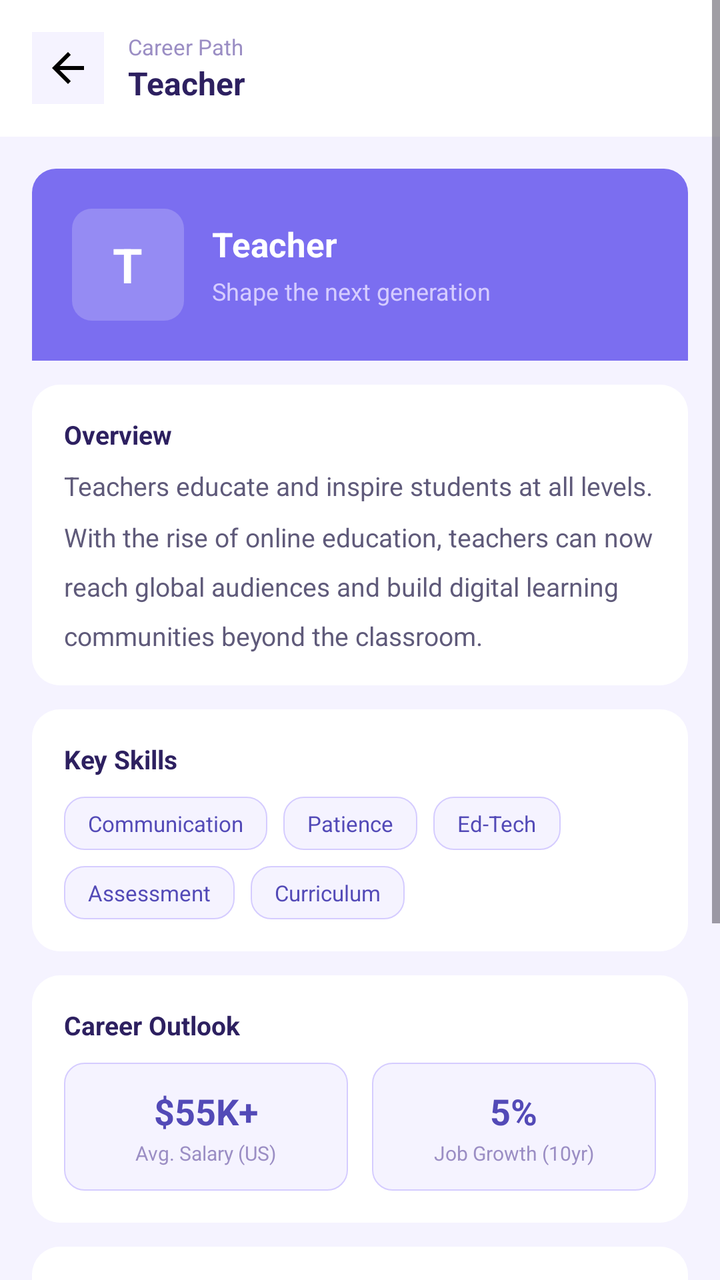
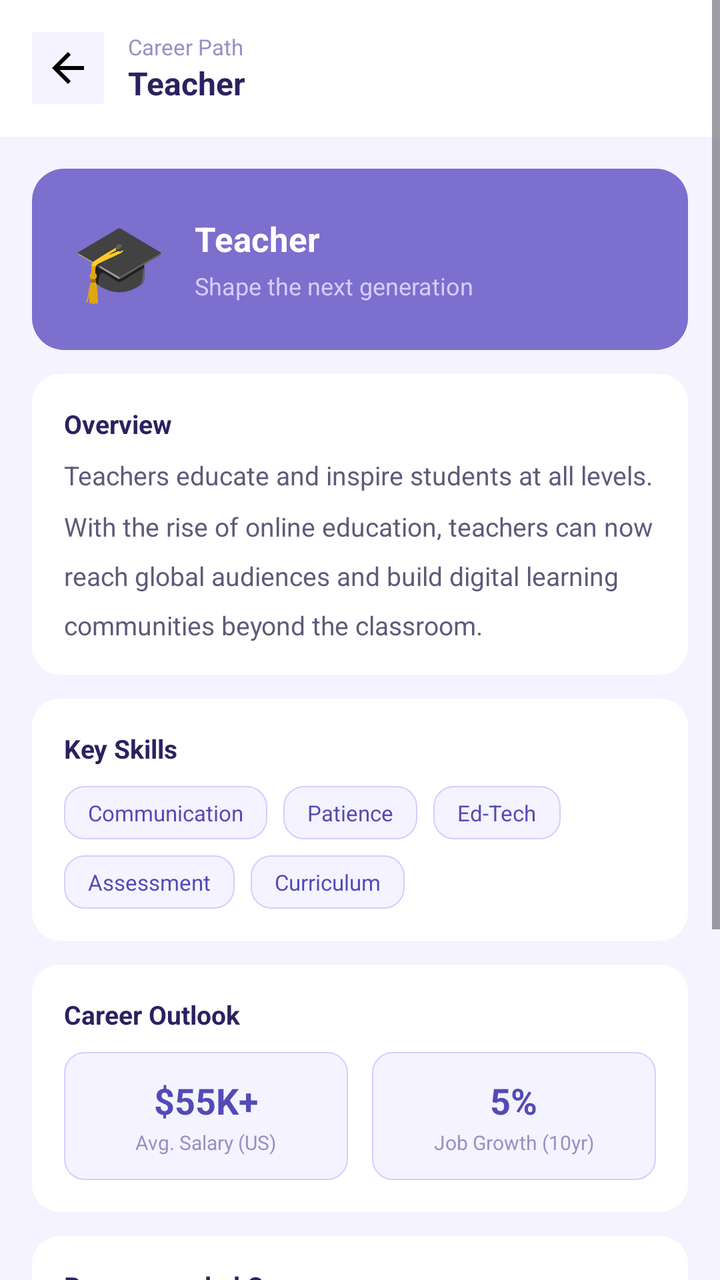

The first picture is an Android layout as it rendered before a commit; the second is the same layout after the commit. The layout source and the unified diff follow.
<!-- AndroidManifest.xml: application theme Theme.Mind2Career -->
<!-- res/layout/activity_teacher.xml -->
<?xml version="1.0" encoding="utf-8"?>
<ScrollView
    xmlns:android="http://schemas.android.com/apk/res/android"
    xmlns:app="http://schemas.android.com/apk/res-auto"
    android:id="@+id/main"
    android:layout_width="match_parent"
    android:layout_height="match_parent"
    android:background="#F5F3FF"
    android:fillViewport="true">

    <LinearLayout
        android:layout_width="match_parent"
        android:layout_height="wrap_content"
        android:orientation="vertical">

        
        <LinearLayout
            android:layout_width="match_parent"
            android:layout_height="wrap_content"
            android:background="#FFFFFF"
            android:orientation="horizontal"
            android:padding="16dp"
            android:gravity="center_vertical">

            <ImageButton
                android:id="@+id/btnBack"
                android:layout_width="36dp"
                android:layout_height="36dp"
                android:background="#F5F3FF"
                android:src="@drawable/baseline_arrow_back_24"
                android:padding="6dp"
                android:contentDescription="Back"/>

            <LinearLayout
                android:layout_width="0dp"
                android:layout_height="wrap_content"
                android:layout_weight="1"
                android:layout_marginStart="12dp"
                android:orientation="vertical">

                <TextView
                    android:layout_width="wrap_content"
                    android:layout_height="wrap_content"
                    android:text="Career Path"
                    android:textSize="11sp"
                    android:textColor="#9B8EC4"/>

                <TextView
                    android:layout_width="wrap_content"
                    android:layout_height="wrap_content"
                    android:text="Teacher"
                    android:textSize="16sp"
                    android:textStyle="bold"
                    android:textColor="#2D2060"/>
            </LinearLayout>
        </LinearLayout>

        <LinearLayout
            android:layout_width="match_parent"
            android:layout_height="wrap_content"
            android:orientation="vertical"
            android:padding="16dp">

            
            <LinearLayout
                android:layout_width="match_parent"
                android:layout_height="wrap_content"
                android:background="@drawable/herocard"
                android:orientation="horizontal"
                android:padding="20dp"
                android:gravity="center_vertical"
                android:layout_marginBottom="12dp">

                <LinearLayout
                    android:layout_width="56dp"
                    android:layout_height="56dp"
                    android:background="@drawable/heroicon"
                    android:gravity="center">

                    <TextView
                        android:layout_width="wrap_content"
                        android:layout_height="wrap_content"
                        android:text="T"
                        android:textSize="24sp"
                        android:textStyle="bold"
                        android:textColor="#FFFFFF"/>
                </LinearLayout>

                <LinearLayout
                    android:layout_width="0dp"
                    android:layout_height="wrap_content"
                    android:layout_weight="1"
                    android:layout_marginStart="14dp"
                    android:orientation="vertical">

                    <TextView
                        android:layout_width="wrap_content"
                        android:layout_height="wrap_content"
                        android:text="Teacher"
                        android:textSize="17sp"
                        android:textStyle="bold"
                        android:textColor="#FFFFFF"/>

                    <TextView
                        android:layout_width="wrap_content"
                        android:layout_height="wrap_content"
                        android:text="Shape the next generation"
                        android:textSize="12sp"
                        android:textColor="#D5CCFF"
                        android:layout_marginTop="4dp"/>
                </LinearLayout>
            </LinearLayout>

            
            <androidx.cardview.widget.CardView
                android:layout_width="match_parent"
                android:layout_height="wrap_content"
                android:layout_marginBottom="12dp"
                app:cardCornerRadius="14dp"
                app:cardElevation="0dp">

                <LinearLayout
                    android:layout_width="match_parent"
                    android:layout_height="wrap_content"
                    android:background="#FFFFFF"
                    android:orientation="vertical"
                    android:padding="16dp">

                    <TextView
                        android:layout_width="wrap_content"
                        android:layout_height="wrap_content"
                        android:text="Overview"
                        android:textSize="13sp"
                        android:textStyle="bold"
                        android:textColor="#2D2060"
                        android:layout_marginBottom="8dp"/>

                    <TextView
                        android:layout_width="match_parent"
                        android:layout_height="wrap_content"
                        android:text="Teachers educate and inspire students at all levels. With the rise of online education, teachers can now reach global audiences and build digital learning communities beyond the classroom."
                        android:textSize="13sp"
                        android:textColor="#5F5A7A"
                        android:lineSpacingMultiplier="1.6"/>
                </LinearLayout>
            </androidx.cardview.widget.CardView>

            
            <androidx.cardview.widget.CardView
                android:layout_width="match_parent"
                android:layout_height="wrap_content"
                android:layout_marginBottom="12dp"
                app:cardCornerRadius="14dp"
                app:cardElevation="0dp">

                <LinearLayout
                    android:layout_width="match_parent"
                    android:layout_height="wrap_content"
                    android:background="#FFFFFF"
                    android:orientation="vertical"
                    android:padding="16dp">

                    <TextView
                        android:layout_width="wrap_content"
                        android:layout_height="wrap_content"
                        android:text="Key Skills"
                        android:textSize="13sp"
                        android:textStyle="bold"
                        android:textColor="#2D2060"
                        android:layout_marginBottom="10dp"/>

                    <LinearLayout
                        android:layout_width="match_parent"
                        android:layout_height="wrap_content"
                        android:orientation="horizontal"
                        android:layout_marginBottom="8dp">

                        <TextView
                            android:layout_width="wrap_content"
                            android:layout_height="wrap_content"
                            android:text="Communication"
                            android:textSize="11sp"
                            android:textColor="#534AB7"
                            android:background="@drawable/courseitem"
                            android:paddingStart="12dp"
                            android:paddingEnd="12dp"
                            android:paddingTop="6dp"
                            android:paddingBottom="6dp"
                            android:layout_marginEnd="8dp"/>

                        <TextView
                            android:layout_width="wrap_content"
                            android:layout_height="wrap_content"
                            android:text="Patience"
                            android:textSize="11sp"
                            android:textColor="#534AB7"
                            android:background="@drawable/courseitem"
                            android:paddingStart="12dp"
                            android:paddingEnd="12dp"
                            android:paddingTop="6dp"
                            android:paddingBottom="6dp"
                            android:layout_marginEnd="8dp"/>

                        <TextView
                            android:layout_width="wrap_content"
                            android:layout_height="wrap_content"
                            android:text="Ed-Tech"
                            android:textSize="11sp"
                            android:textColor="#534AB7"
                            android:background="@drawable/courseitem"
                            android:paddingStart="12dp"
                            android:paddingEnd="12dp"
                            android:paddingTop="6dp"
                            android:paddingBottom="6dp"/>
                    </LinearLayout>

                    <LinearLayout
                        android:layout_width="match_parent"
                        android:layout_height="wrap_content"
                        android:orientation="horizontal">

                        <TextView
                            android:layout_width="wrap_content"
                            android:layout_height="wrap_content"
                            android:text="Assessment"
                            android:textSize="11sp"
                            android:textColor="#534AB7"
                            android:background="@drawable/courseitem"
                            android:paddingStart="12dp"
                            android:paddingEnd="12dp"
                            android:paddingTop="6dp"
                            android:paddingBottom="6dp"
                            android:layout_marginEnd="8dp"/>

                        <TextView
                            android:layout_width="wrap_content"
                            android:layout_height="wrap_content"
                            android:text="Curriculum"
                            android:textSize="11sp"
                            android:textColor="#534AB7"
                            android:background="@drawable/courseitem"
                            android:paddingStart="12dp"
                            android:paddingEnd="12dp"
                            android:paddingTop="6dp"
                            android:paddingBottom="6dp"/>
                    </LinearLayout>
                </LinearLayout>
            </androidx.cardview.widget.CardView>

            
            <androidx.cardview.widget.CardView
                android:layout_width="match_parent"
                android:layout_height="wrap_content"
                android:layout_marginBottom="12dp"
                app:cardCornerRadius="14dp"
                app:cardElevation="0dp">

                <LinearLayout
                    android:layout_width="match_parent"
                    android:layout_height="wrap_content"
                    android:background="#FFFFFF"
                    android:orientation="vertical"
                    android:padding="16dp">

                    <TextView
                        android:layout_width="wrap_content"
                        android:layout_height="wrap_content"
                        android:text="Career Outlook"
                        android:textSize="13sp"
                        android:textStyle="bold"
                        android:textColor="#2D2060"
                        android:layout_marginBottom="10dp"/>

                    <LinearLayout
                        android:layout_width="match_parent"
                        android:layout_height="wrap_content"
                        android:orientation="horizontal"
                        android:weightSum="2">

                        <LinearLayout
                            android:layout_width="0dp"
                            android:layout_height="wrap_content"
                            android:layout_weight="1"
                            android:layout_marginEnd="6dp"
                            android:background="@drawable/courseitem"
                            android:orientation="vertical"
                            android:padding="12dp"
                            android:gravity="center">

                            <TextView
                                android:layout_width="wrap_content"
                                android:layout_height="wrap_content"
                                android:text="$55K+"
                                android:textSize="18sp"
                                android:textStyle="bold"
                                android:textColor="#534AB7"/>

                            <TextView
                                android:layout_width="wrap_content"
                                android:layout_height="wrap_content"
                                android:text="Avg. Salary (US)"
                                android:textSize="10sp"
                                android:textColor="#9B8EC4"
                                android:layout_marginTop="2dp"/>
                        </LinearLayout>

                        <LinearLayout
                            android:layout_width="0dp"
                            android:layout_height="wrap_content"
                            android:layout_weight="1"
                            android:layout_marginStart="6dp"
                            android:background="@drawable/courseitem"
                            android:orientation="vertical"
                            android:padding="12dp"
                            android:gravity="center">

                            <TextView
                                android:layout_width="wrap_content"
                                android:layout_height="wrap_content"
                                android:text="5%"
                                android:textSize="18sp"
                                android:textStyle="bold"
                                android:textColor="#534AB7"/>

                            <TextView
                                android:layout_width="wrap_content"
                                android:layout_height="wrap_content"
                                android:text="Job Growth (10yr)"
                                android:textSize="10sp"
                                android:textColor="#9B8EC4"
                                android:layout_marginTop="2dp"/>
                        </LinearLayout>
                    </LinearLayout>
                </LinearLayout>
            </androidx.cardview.widget.CardView>

            
            <androidx.cardview.widget.CardView
                android:layout_width="match_parent"
                android:layout_height="wrap_content"
                android:layout_marginBottom="16dp"
                app:cardCornerRadius="14dp"
                app:cardElevation="0dp">

                <LinearLayout
                    android:layout_width="match_parent"
                    android:layout_height="wrap_content"
                    android:background="#FFFFFF"
                    android:orientation="vertical"
                    android:padding="16dp">

                    <TextView
                        android:layout_width="wrap_content"
                        android:layout_height="wrap_content"
                        android:text="Recommended Courses"
                        android:textSize="13sp"
                        android:textStyle="bold"
                        android:textColor="#2D2060"
                        android:layout_marginBottom="10dp"/>

                    
                    <LinearLayout
                        android:id="@+id/layoutCoursera"
                        android:layout_width="match_parent"
                        android:layout_height="wrap_content"
                        android:orientation="horizontal"
                        android:background="@drawable/courseitem"
                        android:padding="10dp"
                        android:gravity="center_vertical"
                        android:layout_marginBottom="8dp">

                        <LinearLayout
                            android:layout_width="32dp"
                            android:layout_height="32dp"
                            android:background="@drawable/roadmap"
                            android:gravity="center"
                            android:layout_marginEnd="10dp">

                            <TextView
                                android:layout_width="wrap_content"
                                android:layout_height="wrap_content"
                                android:text="C"
                                android:textSize="14sp"
                                android:textStyle="bold"
                                android:textColor="#FFFFFF"/>
                        </LinearLayout>

                        <LinearLayout
                            android:layout_width="0dp"
                            android:layout_height="wrap_content"
                            android:layout_weight="1"
                            android:orientation="vertical">

                            <TextView
                                android:layout_width="wrap_content"
                                android:layout_height="wrap_content"
                                android:text="Coursera"
                                android:textSize="12sp"
                                android:textStyle="bold"
                                android:textColor="#2D2060"/>

                            <TextView
                                android:layout_width="wrap_content"
                                android:layout_height="wrap_content"
                                android:text="Foundations of Teaching"
                                android:textSize="10sp"
                                android:textColor="#9B8EC4"/>
                        </LinearLayout>

                        <TextView
                            android:layout_width="wrap_content"
                            android:layout_height="wrap_content"
                            android:text="→"
                            android:textSize="14sp"
                            android:textColor="#7C6FCD"/>
                    </LinearLayout>

                    
                    <LinearLayout
                        android:id="@+id/layoutEdx"
                        android:layout_width="match_parent"
                        android:layout_height="wrap_content"
                        android:orientation="horizontal"
                        android:background="@drawable/courseitem"
                        android:padding="10dp"
                        android:gravity="center_vertical"
                        android:layout_marginBottom="8dp">

                        <LinearLayout
                            android:layout_width="32dp"
                            android:layout_height="32dp"
                            android:background="@drawable/roadmap"
                            android:gravity="center"
                            android:layout_marginEnd="10dp">

                            <TextView
                                android:layout_width="wrap_content"
                                android:layout_height="wrap_content"
                                android:text="E"
                                android:textSize="14sp"
                                android:textStyle="bold"
                                android:textColor="#FFFFFF"/>
                        </LinearLayout>

                        <LinearLayout
                            android:layout_width="0dp"
                            android:layout_height="wrap_content"
                            android:layout_weight="1"
                            android:orientation="vertical">

                            <TextView
                                android:layout_width="wrap_content"
                                android:layout_height="wrap_content"
                                android:text="edX"
                                android:textSize="12sp"
                                android:textStyle="bold"
                                android:textColor="#2D2060"/>

                            <TextView
                                android:layout_width="wrap_content"
                                android:layout_height="wrap_content"
                                android:text="Teaching and Learning Online"
                                android:textSize="10sp"
                                android:textColor="#9B8EC4"/>
                        </LinearLayout>

                        <TextView
                            android:layout_width="wrap_content"
                            android:layout_height="wrap_content"
                            android:text="→"
                            android:textSize="14sp"
                            android:textColor="#7C6FCD"/>
                    </LinearLayout>

                    
                    <LinearLayout
                        android:id="@+id/layoutKhan"
                        android:layout_width="match_parent"
                        android:layout_height="wrap_content"
                        android:orientation="horizontal"
                        android:background="@drawable/courseitem"
                        android:padding="10dp"
                        android:gravity="center_vertical">

                        <LinearLayout
                            android:layout_width="32dp"
                            android:layout_height="32dp"
                            android:background="@drawable/roadmap"
                            android:gravity="center"
                            android:layout_marginEnd="10dp">

                            <TextView
                                android:layout_width="wrap_content"
                                android:layout_height="wrap_content"
                                android:text="K"
                                android:textSize="14sp"
                                android:textStyle="bold"
                                android:textColor="#FFFFFF"/>
                        </LinearLayout>

                        <LinearLayout
                            android:layout_width="0dp"
                            android:layout_height="wrap_content"
                            android:layout_weight="1"
                            android:orientation="vertical">

                            <TextView
                                android:layout_width="wrap_content"
                                android:layout_height="wrap_content"
                                android:text="Khan Academy"
                                android:textSize="12sp"
                                android:textStyle="bold"
                                android:textColor="#2D2060"/>

                            <TextView
                                android:layout_width="wrap_content"
                                android:layout_height="wrap_content"
                                android:text="Teaching Resources"
                                android:textSize="10sp"
                                android:textColor="#9B8EC4"/>
                        </LinearLayout>

                        <TextView
                            android:layout_width="wrap_content"
                            android:layout_height="wrap_content"
                            android:text="→"
                            android:textSize="14sp"
                            android:textColor="#7C6FCD"/>
                    </LinearLayout>

                </LinearLayout>
            </androidx.cardview.widget.CardView>

        </LinearLayout>
    </LinearLayout>
</ScrollView>
<!-- resources referenced by this layout -->
<resources>
  <!-- drawable baseline_arrow_back_24 (drawable) -->
  <vector xmlns:android="http://schemas.android.com/apk/res/android" android:autoMirrored="true" android:height="24dp" android:tint="#000000" android:viewportHeight="24" android:viewportWidth="24" android:width="24dp">
        
      <path android:fillColor="@android:color/white" android:pathData="M20,11H7.83l5.59,-5.59L12,4l-8,8 8,8 1.41,-1.41L7.83,13H20v-2z"/>
      
  </vector>
  <!-- drawable courseitem (drawable) -->
  <?xml version="1.0" encoding="utf-8"?>
  <shape xmlns:android="http://schemas.android.com/apk/res/android">
      <solid android:color="#F5F3FF" />
      <corners android:radius="10dp" />
      <stroke android:width="0.5dp" android:color="#D5CCFF" />
  </shape>
  <!-- drawable herocard (drawable) -->
  <?xml version="1.0" encoding="utf-8"?>
  <shape xmlns:android="http://schemas.android.com/apk/res/android"
      android:shape="rectangle">
      <solid android:color="#7B6EF0"/>
      <corners
          android:topLeftRadius="12dp"
          android:topRightRadius="12dp"
          android:bottomLeftRadius="0dp"
          android:bottomRightRadius="0dp"/>
  </shape>
  <!-- drawable heroicon (drawable) -->
  <?xml version="1.0" encoding="utf-8"?>
  <shape xmlns:android="http://schemas.android.com/apk/res/android"
      android:shape="rectangle">
      <solid android:color="#33FFFFFF"/>
      <corners android:radius="10dp"/>
  </shape>
  <!-- drawable roadmap (drawable) -->
  <?xml version="1.0" encoding="utf-8"?>
  <shape xmlns:android="http://schemas.android.com/apk/res/android"
      android:shape="oval">
      <solid android:color="#6C5CE7"/>
  </shape>
  <style name="Theme.Mind2Career" parent="Base.Theme.Mind2Career" />
  <style name="Base.Theme.Mind2Career" parent="Theme.Material3.DayNight.NoActionBar">
          
          
      </style>
</resources>

<!-- the commit's change to res/layout/activity_teacher.xml (unified diff, before → after) -->
@@ -6,7 +6,8 @@
     android:layout_width="match_parent"
     android:layout_height="match_parent"
     android:background="#F5F3FF"
-    android:fillViewport="true">
+    android:fillViewport="true"
+    android:fitsSystemWindows="true">
 
     <LinearLayout
         android:layout_width="match_parent"
@@ -62,54 +63,52 @@
             android:padding="16dp">
 
             
-            <LinearLayout
+            <androidx.cardview.widget.CardView
                 android:layout_width="match_parent"
                 android:layout_height="wrap_content"
-                android:background="@drawable/herocard"
-                android:orientation="horizontal"
-                android:padding="20dp"
-                android:gravity="center_vertical"
-                android:layout_marginBottom="12dp">
+                android:layout_marginBottom="12dp"
+                app:cardCornerRadius="16dp"
+                app:cardElevation="0dp">
 
                 <LinearLayout
-                    android:layout_width="56dp"
-                    android:layout_height="56dp"
-                    android:background="@drawable/heroicon"
-                    android:gravity="center">
+                    android:layout_width="match_parent"
+                    android:layout_height="wrap_content"
+                    android:background="#7C6FCD"
+                    android:orientation="horizontal"
+                    android:padding="20dp"
+                    android:gravity="center_vertical">
 
                     <TextView
                         android:layout_width="wrap_content"
                         android:layout_height="wrap_content"
-                        android:text="T"
-                        android:textSize="24sp"
-                        android:textStyle="bold"
-                        android:textColor="#FFFFFF"/>
+                        android:text="🎓"
+                        android:textSize="38sp"/>
+
+                    <LinearLayout
+                        android:layout_width="0dp"
+                        android:layout_height="wrap_content"
+                        android:layout_weight="1"
+                        android:layout_marginStart="14dp"
+                        android:orientation="vertical">
+
+                        <TextView
+                            android:layout_width="wrap_content"
+                            android:layout_height="wrap_content"
+                            android:text="Teacher"
+                            android:textSize="17sp"
+                            android:textStyle="bold"
+                            android:textColor="#FFFFFF"/>
+
+                        <TextView
+                            android:layout_width="wrap_content"
+                            android:layout_height="wrap_content"
+                            android:text="Shape the next generation"
+                            android:textSize="12sp"
+                            android:textColor="#D5CCFF"
+                            android:layout_marginTop="4dp"/>
+                    </LinearLayout>
                 </LinearLayout>
-
-                <LinearLayout
-                    android:layout_width="0dp"
-                    android:layout_height="wrap_content"
-                    android:layout_weight="1"
-                    android:layout_marginStart="14dp"
-                    android:orientation="vertical">
-
-                    <TextView
-                        android:layout_width="wrap_content"
-                        android:layout_height="wrap_content"
-                        android:text="Teacher"
-                        android:textSize="17sp"
-                        android:textStyle="bold"
-                        android:textColor="#FFFFFF"/>
-
-                    <TextView
-                        android:layout_width="wrap_content"
-                        android:layout_height="wrap_content"
-                        android:text="Shape the next generation"
-                        android:textSize="12sp"
-                        android:textColor="#D5CCFF"
-                        android:layout_marginTop="4dp"/>
-                </LinearLayout>
-            </LinearLayout>
+            </androidx.cardview.widget.CardView>
 
             
             <androidx.cardview.widget.CardView
<!-- resource entries referenced after the edit -->
@@ -13,24 +13,6 @@
       <corners android:radius="10dp" />
       <stroke android:width="0.5dp" android:color="#D5CCFF" />
   </shape>
-  <!-- drawable herocard (drawable) -->
-  <?xml version="1.0" encoding="utf-8"?>
-  <shape xmlns:android="http://schemas.android.com/apk/res/android"
-      android:shape="rectangle">
-      <solid android:color="#7B6EF0"/>
-      <corners
-          android:topLeftRadius="12dp"
-          android:topRightRadius="12dp"
-          android:bottomLeftRadius="0dp"
-          android:bottomRightRadius="0dp"/>
-  </shape>
-  <!-- drawable heroicon (drawable) -->
-  <?xml version="1.0" encoding="utf-8"?>
-  <shape xmlns:android="http://schemas.android.com/apk/res/android"
-      android:shape="rectangle">
-      <solid android:color="#33FFFFFF"/>
-      <corners android:radius="10dp"/>
-  </shape>
   <!-- drawable roadmap (drawable) -->
   <?xml version="1.0" encoding="utf-8"?>
   <shape xmlns:android="http://schemas.android.com/apk/res/android"
